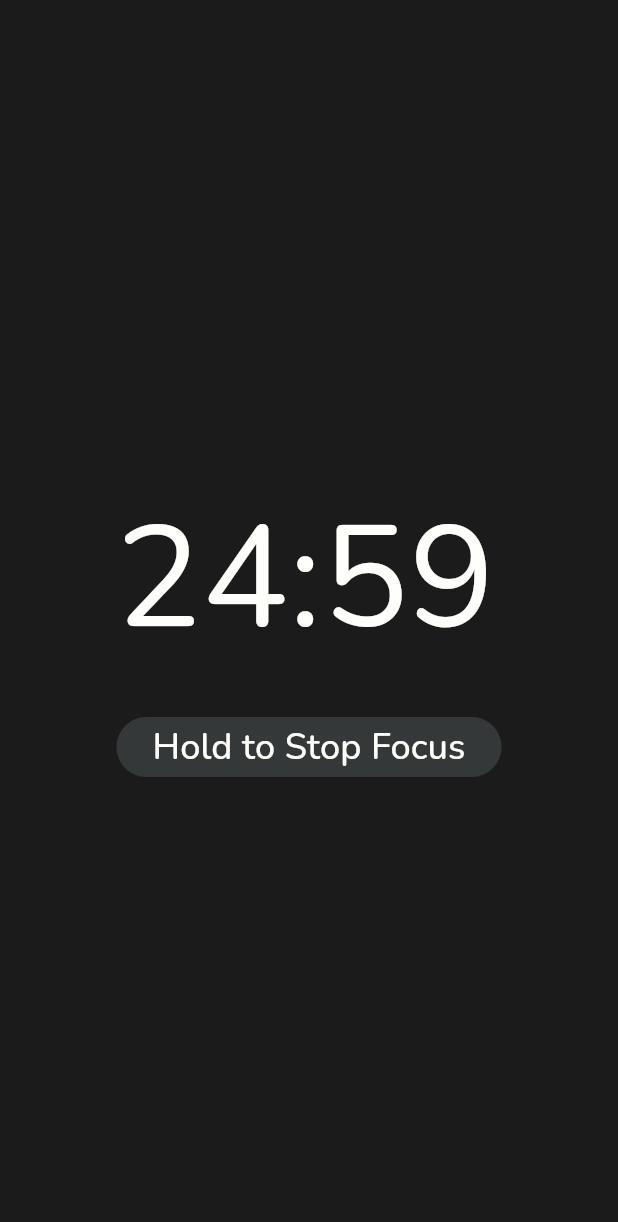
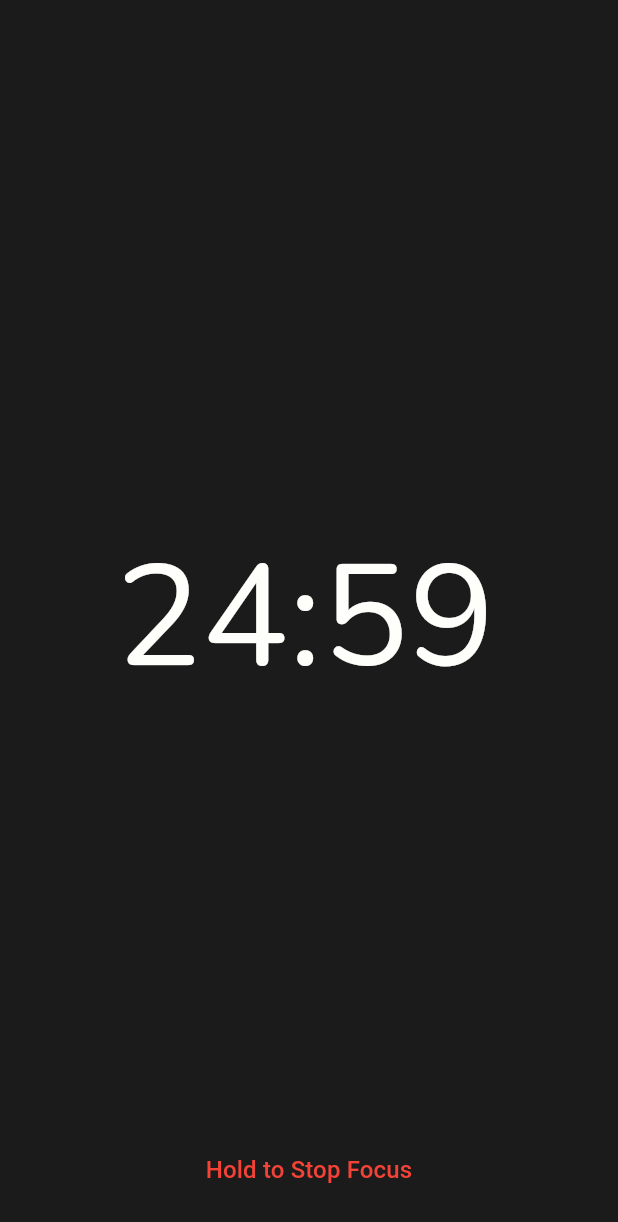
Before and after one commit to hpzynha/star_focus, a Flutter app: the PomodoroStartPage screen opened directly, on a phone screen of 412 x 824 dp. Shown: the top 1222 px of the screen. Run offline on Flutter 3.47's test engine with Material 3 defaults, Android fonts, the light colour scheme and no system bars; our stand-ins replace google_fonts.

Commit message:
fixing page

```diff
--- a/lib/pages/pomodoro_start_page.dart
+++ b/lib/pages/pomodoro_start_page.dart
@@ -1,4 +1,6 @@
+import 'package:flutter/cupertino.dart';
 import 'package:flutter/material.dart';
+import 'package:flutter/widgets.dart';
 import 'package:provider/provider.dart';
 import 'package:star_focus/services/timer_service.dart';
 import 'package:star_focus/utils/style.dart';
@@ -30,19 +32,22 @@ class _PomodoroStartPageState extends State<PomodoroStartPage> {
   Widget build(BuildContext context) {
     return Scaffold(
       backgroundColor: backgroundColor,
-      body: Container(
-        alignment: Alignment.center,
-        child: Column(
+      body: Stack(children: [
+        const Column(
           mainAxisAlignment: MainAxisAlignment.center,
-          crossAxisAlignment: CrossAxisAlignment.center,
           children: [
-            const SizedBox(height: 15),
-            GestureDetector(onTap: () {}, child: const TimerWidget()),
-            const SizedBox(height: 20),
-            boxButton(text: 'Hold to Stop Focus', onPress: () {}),
+            TimerWidget(),
           ],
         ),
-      ),
+        Padding(
+          padding: const EdgeInsets.only(bottom: 20),
+          child: Align(
+            alignment: Alignment.bottomCenter,
+            child: textButton(
+                text: 'Hold to Stop Focus', onPress: () {}, color: Colors.red),
+          ),
+        ),
+      ]),
     );
   }
 
```
